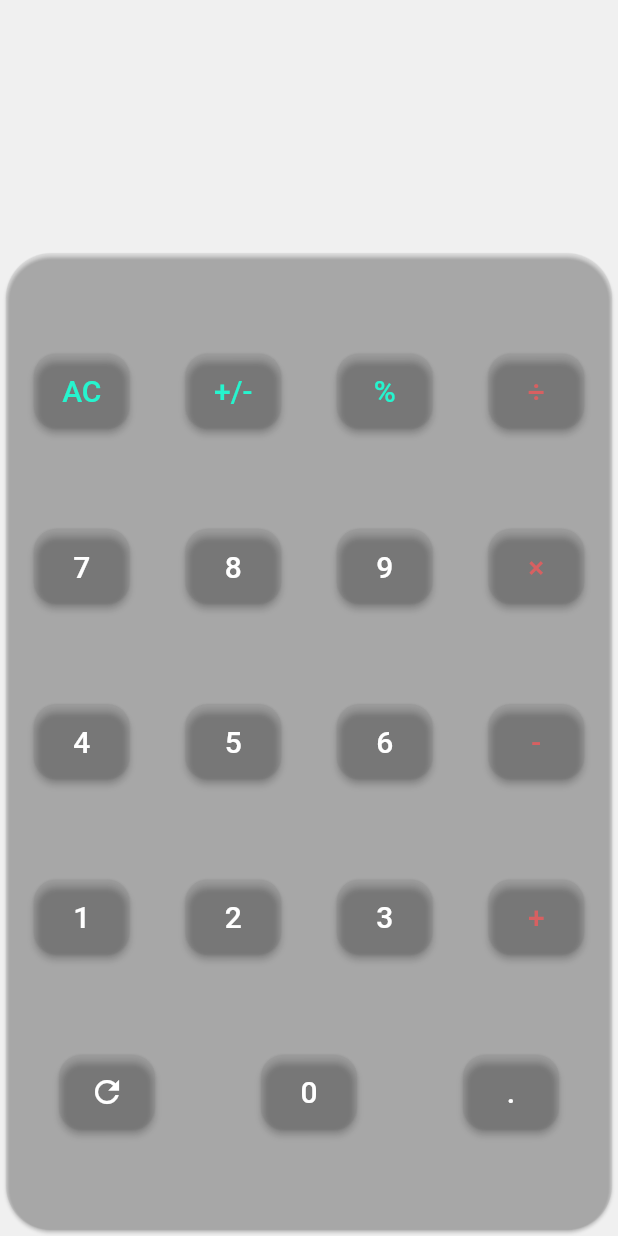
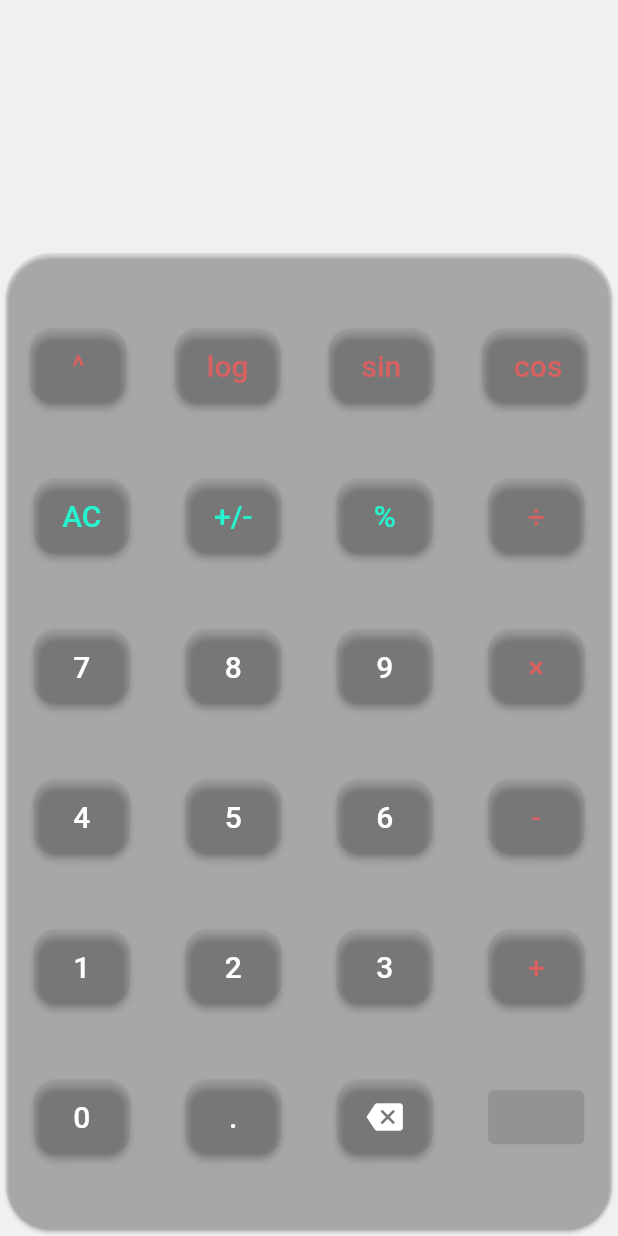
Before and after one commit to C0MPL3XDEV/n_calc, a Flutter app: the screen it shows after launch, on a phone screen of 412 x 824 dp. Run offline on Flutter 3.47's test engine with Material 2 defaults, Android fonts, the phone set to English and light mode, and no system bars; statements that could not run were skipped.

Commit message:
added operations buttons

```diff
--- a/lib/main.dart
+++ b/lib/main.dart
@@ -17,6 +17,7 @@ class MyApp extends StatelessWidget {
         primarySwatch: Colors.green,
         backgroundColor: Colors.black,
       ),
+      themeMode: ThemeMode.system,
       home: const CalcPage(),
     );
   }
--- a/lib/pages/calc.dart
+++ b/lib/pages/calc.dart
@@ -2,9 +2,10 @@
 
 import 'package:flutter/material.dart';
 
+import '../math/rpn.dart';
+
 class CalcPage extends StatefulWidget {
   const CalcPage({super.key});
-
 
   @override
   State<CalcPage> createState() => _CalcPageState();
@@ -14,6 +15,7 @@ class _CalcPageState extends State<CalcPage> {
   String enteredText = '';
   String operator = '';
   int i = 1;
+  RPN rpn = RPN.getInstance();
   @override
   Widget build(BuildContext context) {
     return Scaffold(
@@ -54,9 +56,103 @@ class _CalcPageState extends State<CalcPage> {
                       mainAxisAlignment: MainAxisAlignment.spaceAround,
                       children: [
                         ElevatedButton(
-                          onPressed: (){
+                          onPressed: () {
+                            operator += ' ^ ';
                             setState(() {
-                              enteredText = enteredText.substring(0, enteredText.length - 1);
+                              enteredText += " ^ ";
+                            });
+                          },
+                          style: ElevatedButton.styleFrom(
+                            backgroundColor: const Color(0x1A696969),
+                            fixedSize: const Size(50, 50),
+                            shape: RoundedRectangleBorder(
+                              borderRadius: BorderRadius.circular(15.0),
+                            ),
+                          ),
+                          child: const Text(
+                            ' ^ ',
+                            style: TextStyle(
+                              color: Color(0xffD76061),
+                              fontSize: 20,
+                            ),
+                          ),
+                        ),
+                        ElevatedButton(
+                          onPressed: () {
+                            operator += ' log ';
+                            setState(() {
+                              enteredText += " log ";
+                            });
+                          },
+                          style: ElevatedButton.styleFrom(
+                            backgroundColor: const Color(0x1A696969),
+                            fixedSize: const Size(70, 50),
+                            shape: RoundedRectangleBorder(
+                              borderRadius: BorderRadius.circular(15.0),
+                            ),
+                          ),
+                          child: const Text(
+                            ' log ',
+                            style: TextStyle(
+                              color: Color(0xffD76061),
+                              fontSize: 20,
+                            ),
+                          ),
+                        ),
+                        ElevatedButton(
+                          onPressed: () {
+                            operator += ' sin ';
+                            setState(() {
+                              enteredText += " sin ";
+                            });
+                          },
+                          style: ElevatedButton.styleFrom(
+                            backgroundColor: const Color(0x1A696969),
+                            fixedSize: const Size(70, 50),
+                            shape: RoundedRectangleBorder(
+                              borderRadius: BorderRadius.circular(15.0),
+                            ),
+                          ),
+                          child: const Text(
+                            ' sin ',
+                            style: TextStyle(
+                              color: Color(0xffD76061),
+                              fontSize: 20,
+                            ),
+                          ),
+                        ),
+                        ElevatedButton(
+                          onPressed: () {
+                            operator += ' cos ';
+                            setState(() {
+                              enteredText += " cos ";
+                            });
+                          },
+                          style: ElevatedButton.styleFrom(
+                            backgroundColor: const Color(0x1A696969),
+                            fixedSize: const Size(70, 50),
+                            shape: RoundedRectangleBorder(
+                              borderRadius: BorderRadius.circular(15.0),
+                            ),
+                          ),
+                          child: const Text(
+                            ' cos ',
+                            style: TextStyle(
+                              color: Color(0xffD76061),
+                              fontSize: 20,
+                            ),
+                          ),
+                        ),
+                      ],
+                    ),
+                    Row(
+                      mainAxisAlignment: MainAxisAlignment.spaceAround,
+                      children: [
+                        ElevatedButton(
+                          onPressed: () {
+                            setState(() {
+                              enteredText = enteredText.substring(
+                                  0, enteredText.length - 1);
                             });
                           },
                           style: ElevatedButton.styleFrom(
@@ -64,8 +160,7 @@ class _CalcPageState extends State<CalcPage> {
                               fixedSize: const Size(50, 50),
                               shape: RoundedRectangleBorder(
                                 borderRadius: BorderRadius.circular(15.0),
-                              )
-                          ),
+                              )),
                           child: const Text(
                             'AC',
                             style: TextStyle(
@@ -76,7 +171,7 @@ class _CalcPageState extends State<CalcPage> {
                         ),
                         ElevatedButton(
                           onPressed: () {
-                            if(i == 1) {
+                            if (i == 1) {
                               operator = '-';
                               i++;
                               setState(() {
@@ -241,7 +336,7 @@ class _CalcPageState extends State<CalcPage> {
                         ),
                       ],
                     ),
-                    Row (
+                    Row(
                       mainAxisAlignment: MainAxisAlignment.spaceAround,
                       children: [
                         ElevatedButton(
@@ -318,8 +413,7 @@ class _CalcPageState extends State<CalcPage> {
                             backgroundColor: const Color(0x1A696969),
                             fixedSize: const Size(50, 50),
                             shape: RoundedRectangleBorder(
-                              borderRadius: BorderRadius.circular(15.0)
-                            ),
+                                borderRadius: BorderRadius.circular(15.0)),
                           ),
                           child: const Text(
                             '-',
@@ -421,24 +515,9 @@ class _CalcPageState extends State<CalcPage> {
                         ),
                       ],
                     ),
-                    Row (
+                    Row(
                       mainAxisAlignment: MainAxisAlignment.spaceAround,
                       children: [
-                        ElevatedButton(
-                          onPressed: () {
-                            setState(() {
-                              enteredText += '';
-                            });
-                          },
-                          style: ElevatedButton.styleFrom(
-                            backgroundColor: const Color(0x1A696969),
-                            fixedSize: const Size(50, 50),
-                            shape: RoundedRectangleBorder(
-                              borderRadius: BorderRadius.circular(15.0),
-                            ),
-                          ),
-                          child: const Icon(Icons.refresh),
-                        ),
                         ElevatedButton(
                           onPressed: () {
                             setState(() {
@@ -481,6 +560,29 @@ class _CalcPageState extends State<CalcPage> {
                             ),
                           ),
                         ),
+                        ElevatedButton(
+                          onPressed: () {
+                            setState(() {
+                              enteredText =
+                                  enteredText.replaceFirst(RegExp(r".$"), "");
+                            });
+                          },
+                          style: ElevatedButton.styleFrom(
+                            backgroundColor: const Color(0x1A696969),
+                            fixedSize: const Size(50, 50),
+                            shape: RoundedRectangleBorder(
+                              borderRadius: BorderRadius.circular(15.0),
+                            ),
+                          ),
+                          child: const Icon(Icons.backspace),
+                        ),
+                        ElevatedButton(
+                          onPressed: () async {
+                            if (await rpn.checkValidity(enteredText) {
+                              enteredText = await rpn.evaluate(enteredText);
+                            }
+                          },
+                        ),
                       ],
                     ),
                   ],
```
